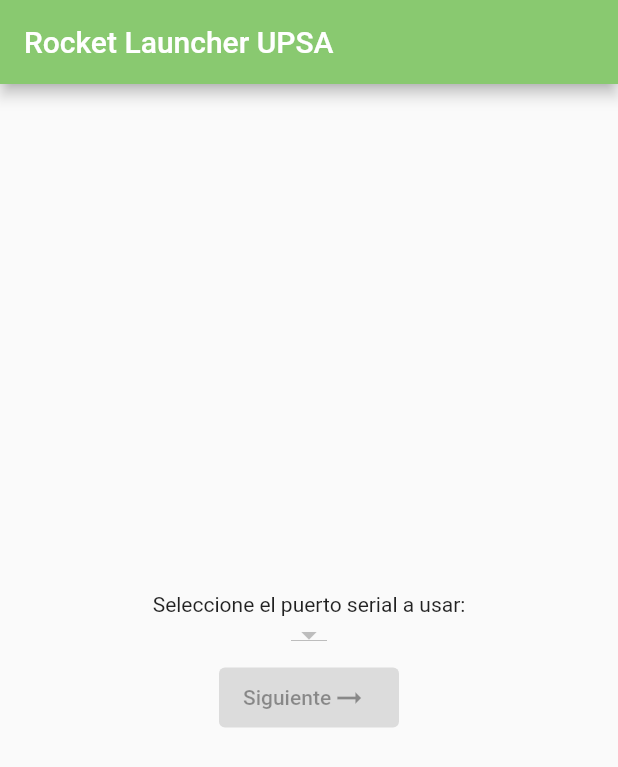
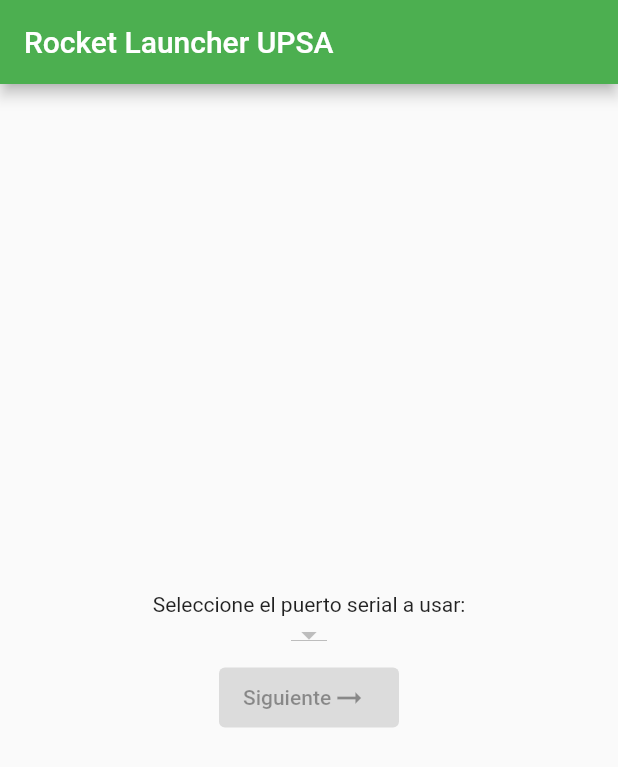
Before and after one commit to CesarSP99/rocket_launcher, a Flutter app: the screen it shows after launch, on a phone screen of 412 x 824 dp. Shown: the top 767 px of the screen. Run offline on Flutter 3.47's test engine with Material 2 defaults, Android fonts, the phone set to English and light mode, and no system bars; missing offline and left inert: flutter_libserialport.

Commit message:
Update HomePage

```diff
--- a/lib/main.dart
+++ b/lib/main.dart
@@ -13,7 +13,7 @@ class MyApp extends StatelessWidget {
     return MaterialApp(
       title: 'Rocket Launcher',
       theme: ThemeData(
-        primarySwatch: Colors.blue,
+        primarySwatch: Colors.green,
       ),
       home: const HomePage(),
     );
--- a/lib/views/home_page.dart
+++ b/lib/views/home_page.dart
@@ -1,6 +1,6 @@
 import 'package:flutter/material.dart';
 import 'package:flutter_libserialport/flutter_libserialport.dart';
-import 'launch_page.dart';
+import 'fuel_page.dart';
 
 class HomePage extends StatefulWidget {
   const HomePage({Key? key}) : super(key: key);
@@ -16,8 +16,7 @@ class _HomePageState extends State<HomePage> {
   Widget build(BuildContext context) {
     return Scaffold(
       appBar: AppBar(
-        //backgroundColor: const Color(0xff0b5842),
-        backgroundColor: const Color(0xff89c970),
+        // backgroundColor: const Color(0xff0b5842),
         title: const Text('Rocket Launcher UPSA'),
       ),
       body: Center(
@@ -48,15 +47,15 @@ class _HomePageState extends State<HomePage> {
               height: 40,
               width: 120,
               child: ElevatedButton(
-                style: ElevatedButton.styleFrom(
-                  primary: const Color(0xff89c970),
-                ),
+                // style: ElevatedButton.styleFrom(
+                //   primary: const Color(0xff89c970),
+                // ),
                 onPressed: selectedAddress == null
                     ? null
                     : () {
                         Navigator.of(context).push(
                           MaterialPageRoute(
-                            builder: (context) => LaunchPage(
+                            builder: (context) => FuelPage(
                               port: SerialPort(selectedAddress!),
                             ),
                           ),
```
